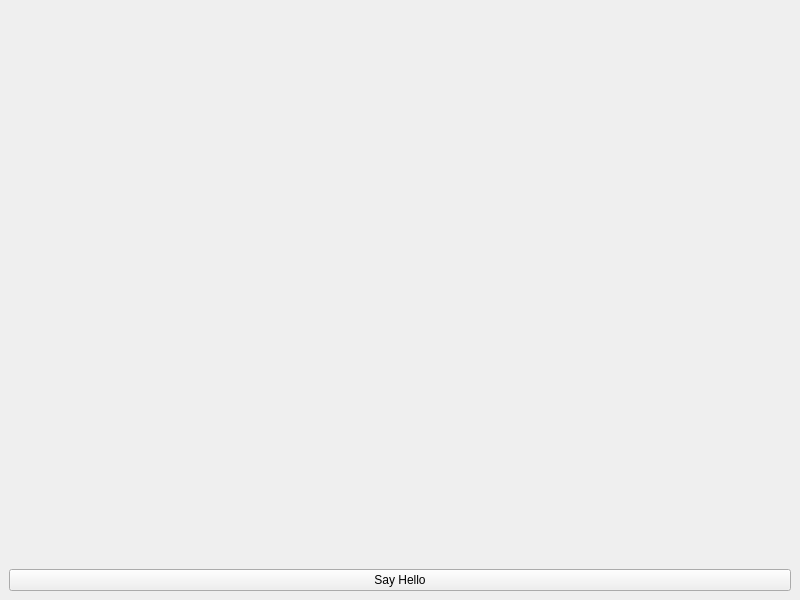
Unkorunk/task-tracker, file task-tracker-frontend/MainWindow.ui: the form before one commit.
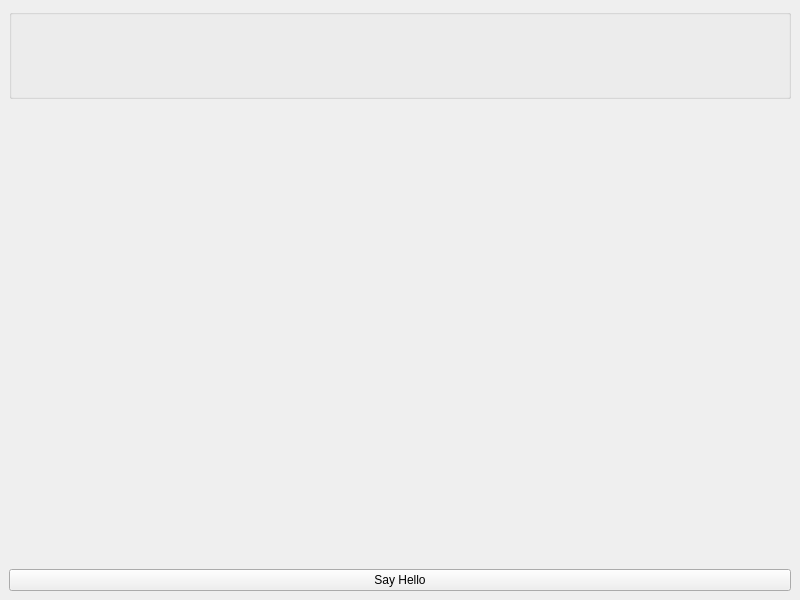
The form after the commit. Custom widgets are drawn as their Qt base class.

```diff
--- a/task-tracker-frontend/MainWindow.ui
+++ b/task-tracker-frontend/MainWindow.ui
@@ -15,7 +15,7 @@
   </property>
   <widget class="QWidget" name="centralwidget">
    <layout class="QGridLayout" name="gridLayout">
-    <item row="0" column="0">
+    <item row="1" column="0">
      <widget class="QLabel" name="label">
       <property name="text">
        <string/>
@@ -25,16 +25,43 @@
       </property>
      </widget>
     </item>
-    <item row="1" column="0">
+    <item row="2" column="0">
      <widget class="QPushButton" name="pushButton">
       <property name="text">
        <string>Say Hello</string>
       </property>
      </widget>
     </item>
+    <item row="0" column="0">
+     <widget class="NavBar" name="groupBox">
+      <property name="sizePolicy">
+       <sizepolicy hsizetype="Expanding" vsizetype="Fixed">
+        <horstretch>0</horstretch>
+        <verstretch>0</verstretch>
+       </sizepolicy>
+      </property>
+      <property name="minimumSize">
+       <size>
+        <width>0</width>
+        <height>90</height>
+       </size>
+      </property>
+      <property name="title">
+       <string/>
+      </property>
+     </widget>
+    </item>
    </layout>
   </widget>
  </widget>
+ <customwidgets>
+  <customwidget>
+   <class>NavBar</class>
+   <extends>QGroupBox</extends>
+   <header>navbar.h</header>
+   <container>1</container>
+  </customwidget>
+ </customwidgets>
  <resources/>
  <connections/>
 </ui>
```
